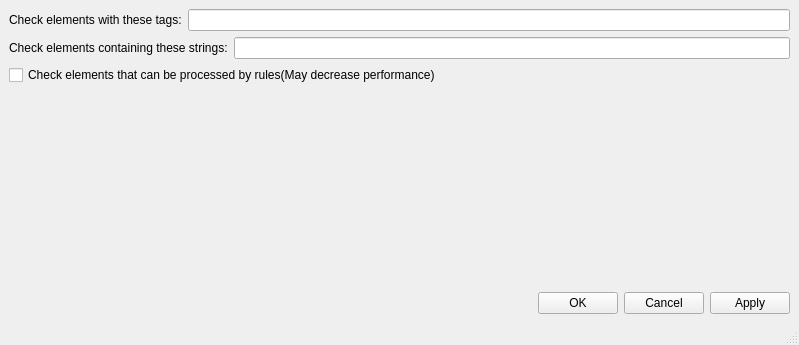
The window that SettingWindow.ui (NekoGirlSAIKOU/EpubFixCensorship) describes before a commit, drawn with Qt 5.
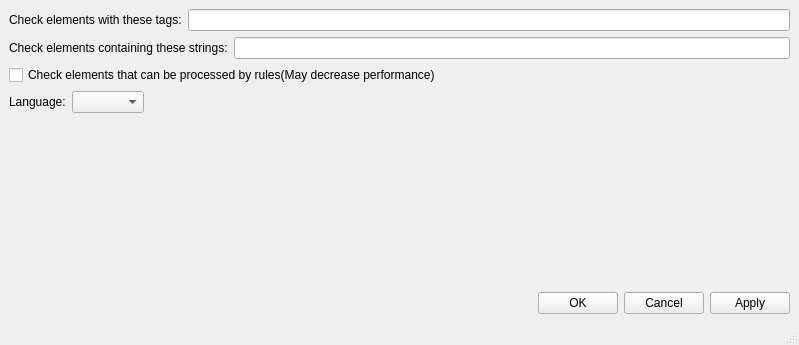
The same window after the commit.

Commit message: Add multi language support

```diff
--- a/SettingWindow.ui
+++ b/SettingWindow.ui
@@ -62,6 +62,46 @@
       </property>
      </widget>
     </item>
+    <item>
+     <layout class="QHBoxLayout" name="horizontalLayout_5">
+      <item>
+       <widget class="QLabel" name="label_3">
+        <property name="sizePolicy">
+         <sizepolicy hsizetype="Fixed" vsizetype="Preferred">
+          <horstretch>0</horstretch>
+          <verstretch>0</verstretch>
+         </sizepolicy>
+        </property>
+        <property name="text">
+         <string>Language:</string>
+        </property>
+       </widget>
+      </item>
+      <item>
+       <widget class="QComboBox" name="comboBox_language">
+        <property name="sizePolicy">
+         <sizepolicy hsizetype="Fixed" vsizetype="Fixed">
+          <horstretch>0</horstretch>
+          <verstretch>0</verstretch>
+         </sizepolicy>
+        </property>
+       </widget>
+      </item>
+      <item>
+       <spacer name="horizontalSpacer_2">
+        <property name="orientation">
+         <enum>Qt::Horizontal</enum>
+        </property>
+        <property name="sizeHint" stdset="0">
+         <size>
+          <width>40</width>
+          <height>20</height>
+         </size>
+        </property>
+       </spacer>
+      </item>
+     </layout>
+    </item>
     <item>
      <spacer name="verticalSpacer">
       <property name="orientation">
```
The commit also changes 8 other files.
